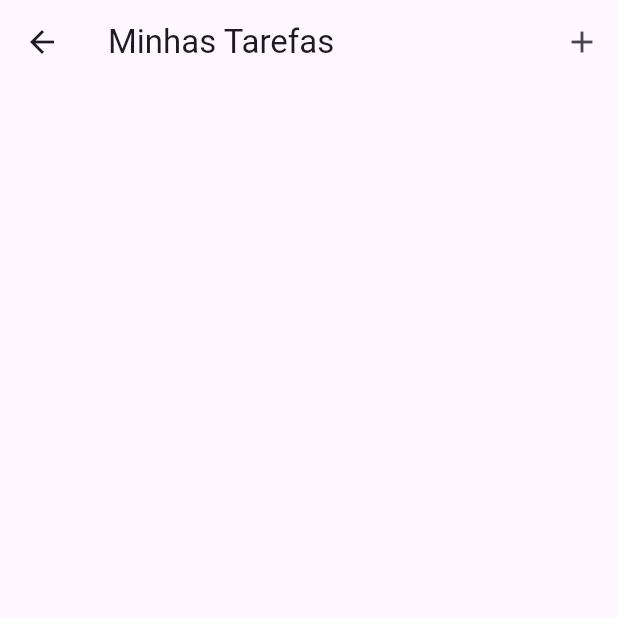
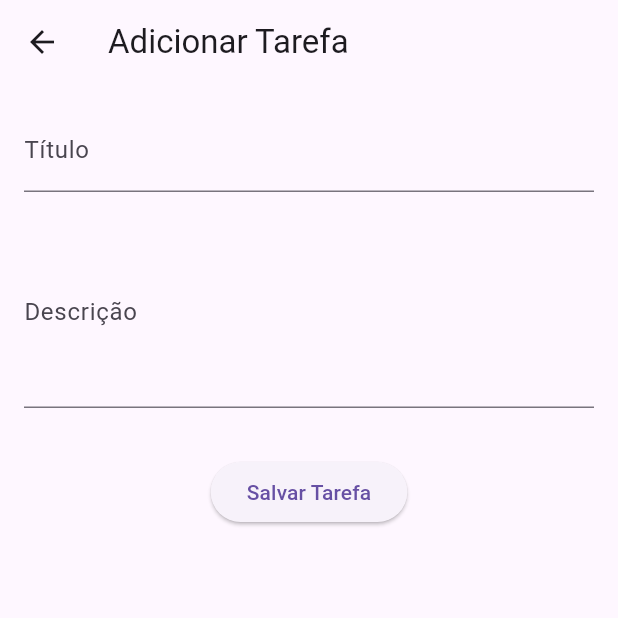
Before and after one commit to heldzr/taskManager-app, a Flutter app: the MainScreen screen opened by its route, after a tap on the "add" icon, on a phone screen of 412 x 824 dp, the top half of it. Run offline on Flutter 3.47's test engine with Material 3 defaults, Android fonts, the phone set to English and light mode, and no system bars; our stand-ins replace cloud_firestore, firebase_auth, firebase_core; accounts and stored records are empty.

Commit message:
adc tela add tarefas

```diff
--- a/task_manager_app/lib/main.dart
+++ b/task_manager_app/lib/main.dart
@@ -2,6 +2,7 @@ import 'package:flutter/material.dart';
 import 'package:firebase_core/firebase_core.dart';
 import 'package:task_manager_app/screens/login.dart';
 import 'screens/main_screen.dart';
+import 'screens/add_task_screen.dart';
 
 void main() async {
   WidgetsFlutterBinding.ensureInitialized();
@@ -28,6 +29,7 @@ class TaskManagerApp extends StatelessWidget {
       routes: {
         '/login': (context) => const LoginScreen(),
         '/main': (context) => MainScreen(),
+        '/add-task': (context) => const AddTaskScreen(),
       },
       debugShowCheckedModeBanner: false,
     );
--- /dev/null
+++ b/task_manager_app/lib/screens/add_task_screen.dart
@@ -0,0 +1,87 @@
+import 'package:flutter/material.dart';
+import 'package:cloud_firestore/cloud_firestore.dart';
+
+class AddTaskScreen extends StatefulWidget {
+  const AddTaskScreen({super.key});
+
+  @override
+  _AddTaskScreenState createState() => _AddTaskScreenState();
+}
+
+class _AddTaskScreenState extends State<AddTaskScreen> {
+  final _titleController = TextEditingController();
+  final _descriptionController = TextEditingController();
+  final FirebaseFirestore _firestore = FirebaseFirestore.instance;
+  bool _isSaving = false;
+
+  Future<void> _saveTask() async {
+    final title = _titleController.text.trim();
+    final description = _descriptionController.text.trim();
+
+    if (title.isEmpty || description.isEmpty) {
+      ScaffoldMessenger.of(context).showSnackBar(
+        const SnackBar(content: Text('Preencha todos os campos!')),
+      );
+      return;
+    }
+
+    setState(() {
+      _isSaving = true;
+    });
+
+    try {
+      await _firestore.collection('tasks').add({
+        'title': title,
+        'description': description,
+        'created_at': Timestamp.now(),
+      });
+
+      ScaffoldMessenger.of(context).showSnackBar(
+        const SnackBar(content: Text('Tarefa adicionada com sucesso!')),
+      );
+      Navigator.pop(context); // Voltar para a tela principal
+    } catch (e) {
+      ScaffoldMessenger.of(context).showSnackBar(
+        SnackBar(content: Text('Erro ao salvar tarefa: $e')),
+      );
+    } finally {
+      setState(() {
+        _isSaving = false;
+      });
+    }
+  }
+
+  @override
+  Widget build(BuildContext context) {
+    return Scaffold(
+      appBar: AppBar(
+        title: const Text('Adicionar Tarefa'),
+      ),
+      body: Padding(
+        padding: const EdgeInsets.all(16.0),
+        child: Column(
+          children: [
+            TextField(
+              controller: _titleController,
+              decoration: const InputDecoration(labelText: 'Título'),
+            ),
+            const SizedBox(height: 16),
+            TextField(
+              controller: _descriptionController,
+              decoration: const InputDecoration(labelText: 'Descrição'),
+              maxLines: 4,
+            ),
+            const SizedBox(height: 32),
+            if (_isSaving)
+              const CircularProgressIndicator()
+            else
+              ElevatedButton(
+                onPressed: _saveTask,
+                child: const Text('Salvar Tarefa'),
+              ),
+          ],
+        ),
+      ),
+    );
+  }
+}
--- a/task_manager_app/lib/screens/main_screen.dart
+++ b/task_manager_app/lib/screens/main_screen.dart
@@ -2,6 +2,8 @@ import 'package:flutter/material.dart';
 import 'package:cloud_firestore/cloud_firestore.dart';
 
 class MainScreen extends StatefulWidget {
+  const MainScreen({super.key});
+
   @override
   _MainScreenState createState() => _MainScreenState();
 }
@@ -25,7 +27,6 @@ class _MainScreenState extends State<MainScreen> {
           IconButton(
             icon: Icon(Icons.add),
             onPressed: () {
-              // Navegar para a tela de adicionar tarefa
               Navigator.pushNamed(context, '/add-task');
             },
           ),
```
